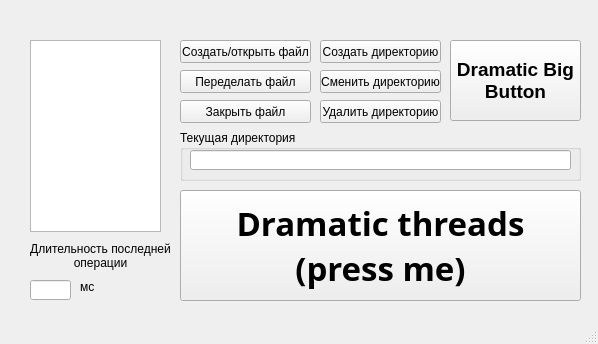
Before: the Qt Designer form l3_kzh_sp_2_0(4)/anothermainwindow.ui in Funjy/SP_Labs, drawn with Qt 5.
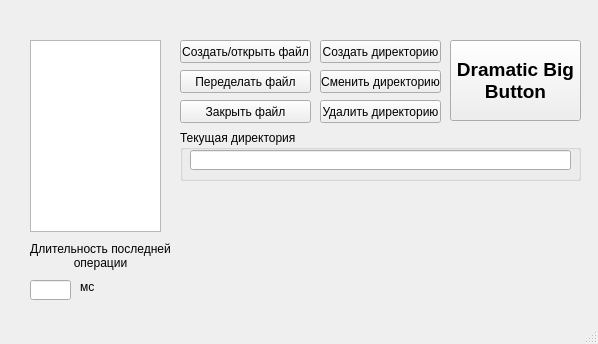
After: the same form once the commit is applied.

Patch:
```diff
--- a/l3_kzh_sp_2_0(4)/anothermainwindow.ui
+++ b/l3_kzh_sp_2_0(4)/anothermainwindow.ui
@@ -207,28 +207,6 @@
 Button</string>
     </property>
    </widget>
-   <widget class="QPushButton" name="OpenThreadWindow">
-    <property name="geometry">
-     <rect>
-      <x>180</x>
-      <y>190</y>
-      <width>401</width>
-      <height>111</height>
-     </rect>
-    </property>
-    <property name="font">
-     <font>
-      <family>Segoe Script</family>
-      <pointsize>25</pointsize>
-      <weight>75</weight>
-      <bold>true</bold>
-     </font>
-    </property>
-    <property name="text">
-     <string>Dramatic threads
-(press me)</string>
-    </property>
-   </widget>
   </widget>
   <widget class="QMenuBar" name="menubar">
    <property name="geometry">
```
